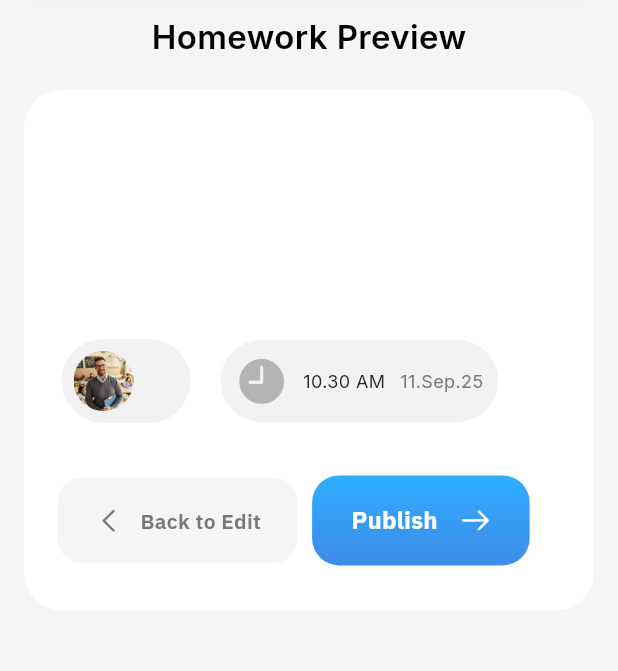
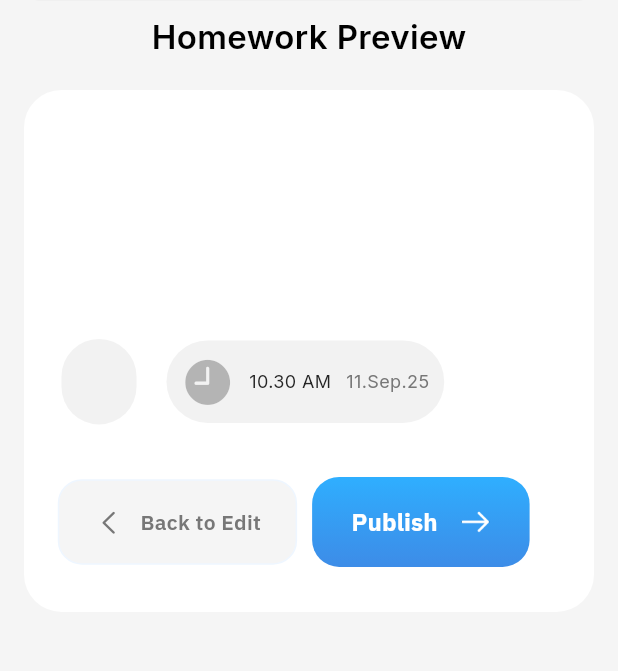
Before and after one commit to vigneshkumar-001/st_school_teacher, a Flutter app: the HomeworkCreatePreview screen opened directly with empty values, on a phone screen of 412 x 824 dp, the part 121-792 px from its top. Run offline on Flutter 3.47's test engine with Material 3 defaults, Android fonts, the phone set to English and light mode, and no system bars; our stand-ins replace carousel_slider, dartz, device_info_plus, dio, dotted_border, dotted_line and 9 more; accounts and stored records are empty; network calls fail.

Commit message:
mara changes

```diff
--- a/lib/Presentation/Homework/homework_create_preview.dart
+++ b/lib/Presentation/Homework/homework_create_preview.dart
@@ -237,13 +237,13 @@ class _HomeworkCreatePreviewState extends State<HomeworkCreatePreview> {
                                     borderRadius: BorderRadius.circular(50),
                                   ),
                                   child: Padding(
-                                    padding: const EdgeInsets.all(8.0),
+                                    padding: const EdgeInsets.symmetric(horizontal: 25,vertical: 20),
                                     child: Row(
                                       children: [
-                                        CircleAvatar(
-                                          child: Image.asset(AppImages.avatar1),
-                                        ),
-                                        SizedBox(width: 10),
+                                        // CircleAvatar(
+                                        //   child: Image.asset(AppImages.avatar1),
+                                        // ),
+                                        // SizedBox(width: 10),
                                         Text(
                                           widget.subjects ?? '',
                                           style: GoogleFont.inter(
@@ -251,7 +251,7 @@ class _HomeworkCreatePreviewState extends State<HomeworkCreatePreview> {
                                             color: AppColor.lightBlack,
                                           ),
                                         ),
-                                        SizedBox(width: 20),
+
                                       ],
                                     ),
                                   ),
```
Also changed, not shown: lib/Presentation/Attendance-teacher/attendance_history_teacher.dart (+3 -5 lines), lib/Presentation/Homework/homework_history_details.dart (+5 -5 lines), pubspec.lock.
